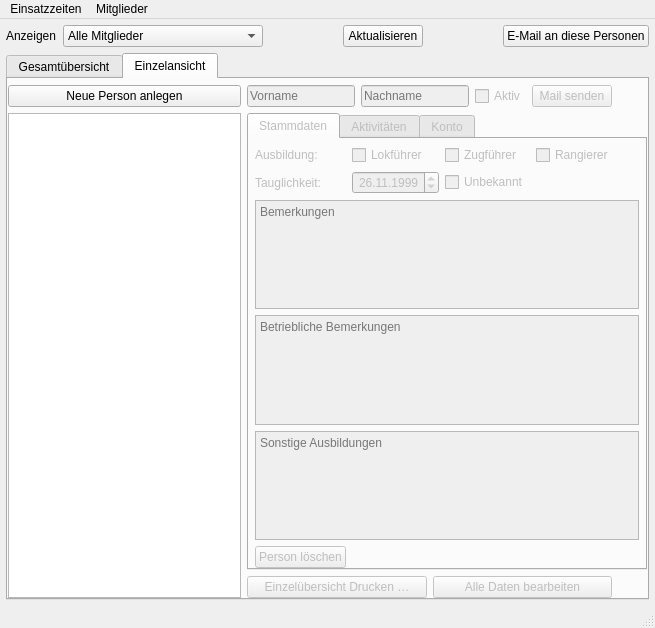
philjosch/Einsatzplaner, file Programm/Einsatzplaner/personalwindow.ui: the form before one commit.
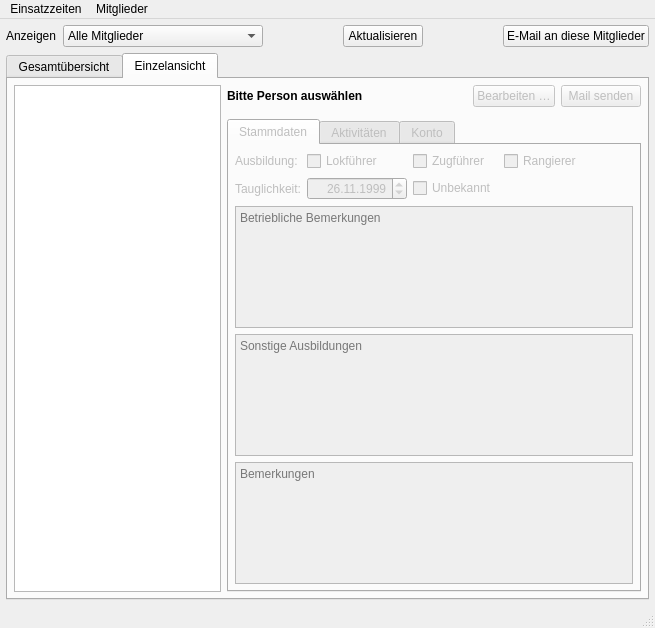
The form after the commit. The open tabs and pages were chosen to show the change. Icons and pictures are not drawn.

Commit message:
[Improvement] Fenster für Einsatzzeiten verbessert
Im Fenster für die Anzeige der Einsatzzeiten wurde im Bereich der Einzelansicht Funktionen entfernt, die nicht regelmäßig verwendet werden (z.B. Person hinzufügen, Entfernen, Name ändern). Darüber hinaus wurden weitere kleinere Optimierungen vorgenommen.

```diff
--- a/Programm/Einsatzplaner/personalwindow.ui
+++ b/Programm/Einsatzplaner/personalwindow.ui
@@ -57,7 +57,7 @@
       <item row="0" column="5">
        <widget class="QPushButton" name="pushEmail">
         <property name="text">
-         <string>E-Mail an diese Personen</string>
+         <string>E-Mail an diese Mitglieder</string>
         </property>
        </widget>
       </item>
@@ -422,77 +422,46 @@
        <attribute name="title">
         <string>Einzelansicht</string>
        </attribute>
-       <layout class="QGridLayout" name="gridLayout_8" rowstretch="0,1,0" columnstretch="0,0,1">
+       <layout class="QGridLayout" name="gridLayout_7" columnstretch="1,2">
         <property name="leftMargin">
-         <number>0</number>
+         <number>6</number>
         </property>
         <property name="topMargin">
          <number>6</number>
         </property>
         <property name="rightMargin">
-         <number>0</number>
+         <number>6</number>
         </property>
         <property name="bottomMargin">
-         <number>0</number>
+         <number>6</number>
         </property>
         <property name="spacing">
          <number>6</number>
         </property>
-        <item row="2" column="1">
-         <layout class="QGridLayout" name="gridLayout_7">
-          <item row="1" column="0">
-           <widget class="QPushButton" name="pushEinzelDrucken">
-            <property name="enabled">
-             <bool>false</bool>
-            </property>
-            <property name="text">
-             <string>Einzelübersicht Drucken …</string>
-            </property>
-           </widget>
-          </item>
-          <item row="1" column="1">
-           <widget class="QPushButton" name="pushPersonKomplett">
-            <property name="enabled">
-             <bool>false</bool>
-            </property>
-            <property name="text">
-             <string>Alle Daten bearbeiten</string>
-            </property>
-           </widget>
-          </item>
-         </layout>
+        <item row="0" column="0" rowspan="3">
+         <widget class="QListWidget" name="listWidget">
+          <property name="frameShadow">
+           <enum>QFrame::Shadow::Plain</enum>
+          </property>
+          <property name="sortingEnabled">
+           <bool>true</bool>
+          </property>
+         </widget>
         </item>
         <item row="0" column="1">
-         <layout class="QGridLayout" name="gridLayout_2" columnstretch="1,1,0,0">
-          <item row="0" column="2">
-           <widget class="QCheckBox" name="checkAktiv">
-            <property name="enabled">
-             <bool>false</bool>
-            </property>
-            <property name="text">
-             <string>Aktiv</string>
-            </property>
-           </widget>
-          </item>
-          <item row="0" column="0">
-           <widget class="QLineEdit" name="lineVorname">
-            <property name="enabled">
-             <bool>false</bool>
-            </property>
-            <property name="placeholderText">
-             <string>Vorname</string>
-            </property>
-           </widget>
-          </item>
+         <layout class="QGridLayout" name="gridLayout_2" columnstretch="0,0,0,0">
           <item row="0" column="1">
-           <widget class="QLineEdit" name="lineNachname">
-            <property name="enabled">
-             <bool>false</bool>
+           <spacer name="horizontalSpacer_4">
+            <property name="orientation">
+             <enum>Qt::Orientation::Horizontal</enum>
             </property>
-            <property name="placeholderText">
-             <string>Nachname</string>
+            <property name="sizeHint" stdset="0">
+             <size>
+              <width>40</width>
+              <height>20</height>
+             </size>
             </property>
-           </widget>
+           </spacer>
           </item>
           <item row="0" column="3">
            <widget class="QPushButton" name="pushMailEinzel">
@@ -504,9 +473,32 @@
             </property>
            </widget>
           </item>
+          <item row="0" column="0">
+           <widget class="QLabel" name="labelName">
+            <property name="font">
+             <font>
+              <bold>true</bold>
+              <underline>false</underline>
+             </font>
+            </property>
+            <property name="text">
+             <string>Bitte Person auswählen</string>
+            </property>
+           </widget>
+          </item>
+          <item row="0" column="2">
+           <widget class="QPushButton" name="pushPersonKomplett">
+            <property name="enabled">
+             <bool>false</bool>
+            </property>
+            <property name="text">
+             <string>Bearbeiten …</string>
+            </property>
+           </widget>
+          </item>
          </layout>
         </item>
-        <item row="1" column="1" colspan="2">
+        <item row="2" column="1">
          <widget class="QTabWidget" name="tabWidgetEinzel">
           <property name="enabled">
            <bool>false</bool>
@@ -530,7 +522,7 @@
            <attribute name="title">
             <string>Stammdaten</string>
            </attribute>
-           <layout class="QGridLayout" name="gridLayout_9" rowstretch="0,0,0,0,1,1,1,0" columnstretch="0,0,0,0,1">
+           <layout class="QGridLayout" name="gridLayout_9" rowstretch="0,0,0,0,0,0,0,0" columnstretch="0,0,0,0,0">
             <property name="leftMargin">
              <number>6</number>
             </property>
@@ -541,25 +533,8 @@
              <number>6</number>
             </property>
             <property name="bottomMargin">
-             <number>0</number>
-            </property>
-            <property name="spacing">
              <number>6</number>
             </property>
-            <item row="5" column="0" colspan="5">
-             <widget class="QPlainTextEdit" name="plainBetrieb">
-              <property name="placeholderText">
-               <string>Betriebliche Bemerkungen</string>
-              </property>
-             </widget>
-            </item>
-            <item row="0" column="1">
-             <widget class="QCheckBox" name="checkTf">
-              <property name="text">
-               <string>Lokführer</string>
-              </property>
-             </widget>
-            </item>
             <item row="0" column="0">
              <widget class="QLabel" name="labelAusbildung">
               <property name="text">
@@ -567,8 +542,27 @@
               </property>
              </widget>
             </item>
+            <item row="0" column="4" rowspan="2">
+             <spacer name="horizontalSpacer_2">
+              <property name="orientation">
+               <enum>Qt::Orientation::Horizontal</enum>
+              </property>
+              <property name="sizeHint" stdset="0">
+               <size>
+                <width>0</width>
+                <height>0</height>
+               </size>
+              </property>
+             </spacer>
+            </item>
             <item row="1" column="1">
              <widget class="QDateEdit" name="dateDienst">
+              <property name="minimumSize">
+               <size>
+                <width>100</width>
+                <height>0</height>
+               </size>
+              </property>
               <property name="alignment">
                <set>Qt::AlignmentFlag::AlignRight|Qt::AlignmentFlag::AlignTrailing|Qt::AlignmentFlag::AlignVCenter</set>
               </property>
@@ -594,23 +588,6 @@
               </property>
              </widget>
             </item>
-            <item row="7" column="0">
-             <widget class="QPushButton" name="pushDelete">
-              <property name="statusTip">
-               <string>Aktuelle Person löschen</string>
-              </property>
-              <property name="text">
-               <string>Person löschen</string>
-              </property>
-             </widget>
-            </item>
-            <item row="4" column="0" colspan="5">
-             <widget class="QPlainTextEdit" name="plainBemerkung">
-              <property name="placeholderText">
-               <string>Bemerkungen</string>
-              </property>
-             </widget>
-            </item>
             <item row="1" column="2">
              <widget class="QCheckBox" name="checkDienst">
               <property name="text">
@@ -618,37 +595,17 @@
               </property>
              </widget>
             </item>
-            <item row="0" column="2">
-             <widget class="QCheckBox" name="checkZf">
-              <property name="text">
-               <string>Zugführer</string>
-              </property>
-             </widget>
-            </item>
-            <item row="0" column="4" rowspan="2">
-             <spacer name="horizontalSpacer_2">
-              <property name="orientation">
-               <enum>Qt::Orientation::Horizontal</enum>
-              </property>
-              <property name="sizeHint" stdset="0">
-               <size>
-                <width>0</width>
-                <height>0</height>
-               </size>
-              </property>
-             </spacer>
-            </item>
-            <item row="6" column="0" colspan="5">
+            <item row="3" column="0" colspan="5">
              <widget class="QPlainTextEdit" name="plainAusbildung">
               <property name="placeholderText">
                <string>Sonstige Ausbildungen</string>
               </property>
              </widget>
             </item>
-            <item row="1" column="0">
-             <widget class="QLabel" name="labelAusbildung_3">
-              <property name="text">
-               <string>Tauglichkeit:</string>
+            <item row="2" column="0" colspan="5">
+             <widget class="QPlainTextEdit" name="plainBetrieb">
+              <property name="placeholderText">
+               <string>Betriebliche Bemerkungen</string>
               </property>
              </widget>
             </item>
@@ -659,6 +616,34 @@
               </property>
              </widget>
             </item>
+            <item row="0" column="2">
+             <widget class="QCheckBox" name="checkZf">
+              <property name="text">
+               <string>Zugführer</string>
+              </property>
+             </widget>
+            </item>
+            <item row="4" column="0" colspan="5">
+             <widget class="QPlainTextEdit" name="plainBemerkung">
+              <property name="placeholderText">
+               <string>Bemerkungen</string>
+              </property>
+             </widget>
+            </item>
+            <item row="0" column="1">
+             <widget class="QCheckBox" name="checkTf">
+              <property name="text">
+               <string>Lokführer</string>
+              </property>
+             </widget>
+            </item>
+            <item row="1" column="0">
+             <widget class="QLabel" name="labelAusbildung_3">
+              <property name="text">
+               <string>Tauglichkeit:</string>
+              </property>
+             </widget>
+            </item>
            </layout>
           </widget>
           <widget class="QWidget" name="tabAktivitaeten">
@@ -1488,41 +1473,207 @@
               </property>
              </widget>
             </item>
+            <item row="2" column="0">
+             <widget class="QLabel" name="labelTb">
+              <property name="text">
+               <string>Tb</string>
+              </property>
+             </widget>
+            </item>
+            <item row="9" column="0">
+             <widget class="QLabel" name="labelAusbildung_2">
+              <property name="text">
+               <string>Ausbildung</string>
+              </property>
+              <property name="buddy">
+               <cstring>lineAusbildung</cstring>
+              </property>
+             </widget>
+            </item>
+            <item row="1" column="2">
+             <widget class="QLabel" name="labelTfSum">
+              <property name="text">
+               <string>0 h</string>
+              </property>
+              <property name="textFormat">
+               <enum>Qt::TextFormat::PlainText</enum>
+              </property>
+              <property name="alignment">
+               <set>Qt::AlignmentFlag::AlignRight|Qt::AlignmentFlag::AlignTrailing|Qt::AlignmentFlag::AlignVCenter</set>
+              </property>
+             </widget>
+            </item>
+            <item row="1" column="0">
+             <widget class="QLabel" name="labelTf">
+              <property name="text">
+               <string>Tf</string>
+              </property>
+              <property name="buddy">
+               <cstring>lineTf</cstring>
+              </property>
+             </widget>
+            </item>
+            <item row="15" column="3">
+             <widget class="QLabel" name="labelMinGesamt">
+              <property name="text">
+               <string>0 h</string>
+              </property>
+              <property name="alignment">
+               <set>Qt::AlignmentFlag::AlignRight|Qt::AlignmentFlag::AlignTrailing|Qt::AlignmentFlag::AlignVCenter</set>
+              </property>
+             </widget>
+            </item>
+            <item row="2" column="1">
+             <widget class="QLineEdit" name="lineTb">
+              <property name="inputMask">
+               <string>9999:99</string>
+              </property>
+              <property name="text">
+               <string>0000:00</string>
+              </property>
+              <property name="maxLength">
+               <number>7</number>
+              </property>
+              <property name="alignment">
+               <set>Qt::AlignmentFlag::AlignRight|Qt::AlignmentFlag::AlignTrailing|Qt::AlignmentFlag::AlignVCenter</set>
+              </property>
+             </widget>
+            </item>
+            <item row="13" column="0">
+             <widget class="QLabel" name="labelAnzahl">
+              <property name="text">
+               <string>Anzahl Einsätze</string>
+              </property>
+              <property name="buddy">
+               <cstring>doubleAnzahl</cstring>
+              </property>
+             </widget>
+            </item>
+            <item row="12" column="0" colspan="5">
+             <widget class="Line" name="line_4">
+              <property name="orientation">
+               <enum>Qt::Orientation::Horizontal</enum>
+              </property>
+             </widget>
+            </item>
+            <item row="11" column="0">
+             <widget class="QLabel" name="labelSonstiges">
+              <property name="text">
+               <string>Sonstiges</string>
+              </property>
+              <property name="buddy">
+               <cstring>lineSonstiges</cstring>
+              </property>
+             </widget>
+            </item>
+            <item row="7" column="2">
+             <widget class="QLabel" name="labelWerkstattSum">
+              <property name="text">
+               <string>0 h</string>
+              </property>
+              <property name="textFormat">
+               <enum>Qt::TextFormat::PlainText</enum>
+              </property>
+              <property name="alignment">
+               <set>Qt::AlignmentFlag::AlignRight|Qt::AlignmentFlag::AlignTrailing|Qt::AlignmentFlag::AlignVCenter</set>
+              </property>
+             </widget>
+            </item>
+            <item row="0" column="2">
+             <widget class="QLabel" name="labelSumme">
+              <property name="text">
+               <string>Summe</string>
+              </property>
+              <property name="alignment">
+               <set>Qt::AlignmentFlag::AlignCenter</set>
+              </property>
+             </widget>
+            </item>
+            <item row="5" column="0">
+             <widget class="QLabel" name="labelService">
+              <property name="text">
+               <string>Service</string>
+              </property>
+              <property name="buddy">
+               <cstring>lineService</cstring>
+              </property>
+             </widget>
+            </item>
+            <item row="16" column="0" colspan="5">
+             <spacer name="verticalSpacer_2">
+              <property name="orientation">
+               <enum>Qt::Orientation::Vertical</enum>
+              </property>
+              <property name="sizeHint" stdset="0">
+               <size>
+                <width>0</width>
+                <height>0</height>
+               </size>
+              </property>
+             </spacer>
+            </item>
+            <item row="13" column="1">
+             <widget class="QDoubleSpinBox" name="doubleAnzahl">
+              <property name="alignment">
+               <set>Qt::AlignmentFlag::AlignRight|Qt::AlignmentFlag::AlignTrailing|Qt::AlignmentFlag::AlignVCenter</set>
+              </property>
+              <property name="decimals">
+               <number>0</number>
+              </property>
+              <property name="maximum">
+               <double>1000.000000000000000</double>
+              </property>
+             </widget>
+            </item>
+            <item row="5" column="1">
+             <widget class="QLineEdit" name="lineService">
+              <property name="inputMask">
+               <string>9999:99</string>
+              </property>
+              <property name="text">
+               <string>0000:00</string>
+              </property>
+              <property name="maxLength">
+               <number>7</number>
+              </property>
+              <property name="alignment">
+               <set>Qt::AlignmentFlag::AlignRight|Qt::AlignmentFlag::AlignTrailing|Qt::AlignmentFlag::AlignVCenter</set>
+              </property>
+              <property name="clearButtonEnabled">
+               <bool>false</bool>
+              </property>
+             </widget>
+            </item>
+            <item row="8" column="1">
+             <widget class="QLineEdit" name="lineBuero">
+              <property name="inputMask">
+               <string>9999:99</string>
+              </property>
+              <property name="text">
+               <string>0000:00</string>
+              </property>
+              <property name="maxLength">
+               <number>7</number>
+              </property>
+              <property name="alignment">
+               <set>Qt::AlignmentFlag::AlignRight|Qt::AlignmentFlag::AlignTrailing|Qt::AlignmentFlag::AlignVCenter</set>
+              </property>
+              <property name="clearButtonEnabled">
+               <bool>false</bool>
+              </property>
+             </widget>
+            </item>
+            <item row="17" column="0" colspan="5">
+             <widget class="QPushButton" name="pushEinzelDrucken">
+              <property name="text">
+               <string>Einzelansicht drucken …</string>
+              </property>
+             </widget>
+            </item>
            </layout>
           </widget>
          </widget>
         </item>
-        <item row="2" column="2">
-         <spacer name="horizontalSpacer_5">
-          <property name="orientation">
-           <enum>Qt::Orientation::Horizontal</enum>
-          </property>
-          <property name="sizeHint" stdset="0">
-           <size>
-            <width>0</width>
-            <height>0</height>
-           </size>
-          </property>
-         </spacer>
-        </item>
-        <item row="0" column="0" rowspan="3">
-         <layout class="QGridLayout" name="gridLayout_14">
-          <item row="1" column="0">
-           <widget class="QListWidget" name="listWidget">
-            <property name="sortingEnabled">
-             <bool>true</bool>
-            </property>
-           </widget>
-          </item>
-          <item row="0" column="0">
-           <widget class="QPushButton" name="pushAdd">
-            <property name="text">
-             <string>Neue Person anlegen</string>
-            </property>
-           </widget>
-          </item>
-         </layout>
-        </item>
        </layout>
       </widget>
      </widget>
```
Left out of the diff: 832 changed lines with no effect on the pictures. The commit also changes 1 other file.
